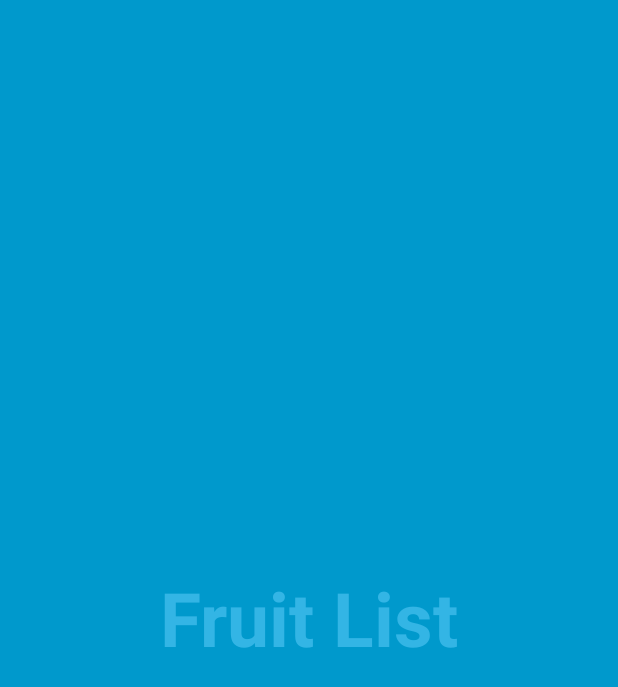
After one commit to Yahor10/contactslist, an Android app: the FullscreenActivity screen opened directly, with no data from a screen before it, on a phone screen of 412 x 824 dp. The commit adds this screen. Shown: the top 687 px of the screen. Run offline under Robolectric (Android 15) with nearby library versions, the phone set to English and light mode, and no system bars; 1 statement that could not run was skipped.

Commit message:
bug fixing

```diff
--- a/app/build.gradle
+++ b/app/build.gradle
@@ -22,10 +22,11 @@ android {
 dependencies {
     compile fileTree(dir: 'libs', include: ['*.jar'])
     testCompile 'junit:junit:4.12'
+
     compile 'com.android.support:appcompat-v7:23.4.0'
     compile 'com.android.support:recyclerview-v7:23.4.0'
-    compile 'com.android.support:design:23.2.0'
+    compile 'com.android.support:design:23.4.0'
     compile 'com.cocosw:bottomsheet:1.+@aar'
     compile 'com.github.viethoa:fastscroller:1.2.0'
-
+    compile 'com.android.support:support-v4:23.4.0'
 }
--- a/app/src/main/java/adapters/BaseContactAdapter.java
+++ b/app/src/main/java/adapters/BaseContactAdapter.java
@@ -96,7 +96,6 @@ public abstract class BaseContactAdapter<T extends BaseEntity> extends RecyclerV
                                             data.remove(position - 1);
                                             notifyPos = position - 1;
                                         }
-                                        // TODO notify index alphabet library
                                         data.remove(contact);
 
                                         notifyItemRemoved(notifyPos);
--- /dev/null
+++ b/app/src/main/java/by/contacts/app/FullscreenActivity.java
@@ -0,0 +1,191 @@
+package by.contacts.app;
+
+import android.annotation.SuppressLint;
+import android.content.Intent;
+import android.os.Bundle;
+import android.os.Handler;
+import android.support.v7.app.ActionBar;
+import android.support.v7.app.AppCompatActivity;
+import android.view.MotionEvent;
+import android.view.View;
+
+/**
+ * An example full-screen activity that shows and hides the system UI (i.e.
+ * status bar and navigation/system bar) with user interaction.
+ */
+public class FullscreenActivity extends AppCompatActivity {
+    /**
+     * Whether or not the system UI should be auto-hidden after
+     * {@link #AUTO_HIDE_DELAY_MILLIS} milliseconds.
+     */
+    private static final boolean AUTO_HIDE = true;
+
+    /**
+     * If {@link #AUTO_HIDE} is set, the number of milliseconds to wait after
+     * user interaction before hiding the system UI.
+     */
+    private static final int AUTO_HIDE_DELAY_MILLIS = 3000;
+
+    /**
+     * Some older devices needs a small delay between UI widget updates
+     * and a change of the status and navigation bar.
+     */
+    private static final int UI_ANIMATION_DELAY = 300;
+    private final Handler mHideHandler = new Handler();
+    private View mContentView;
+    private final Runnable mHidePart2Runnable = new Runnable() {
+        @SuppressLint("InlinedApi")
+        @Override
+        public void run() {
+            // Delayed removal of status and navigation bar
+
+            // Note that some of these constants are new as of API 16 (Jelly Bean)
+            // and API 19 (KitKat). It is safe to use them, as they are inlined
+            // at compile-time and do nothing on earlier devices.
+            mContentView.setSystemUiVisibility(View.SYSTEM_UI_FLAG_LOW_PROFILE
+                    | View.SYSTEM_UI_FLAG_FULLSCREEN
+                    | View.SYSTEM_UI_FLAG_LAYOUT_STABLE
+                    | View.SYSTEM_UI_FLAG_IMMERSIVE_STICKY
+                    | View.SYSTEM_UI_FLAG_LAYOUT_HIDE_NAVIGATION
+                    | View.SYSTEM_UI_FLAG_HIDE_NAVIGATION);
+        }
+    };
+    private View mControlsView;
+    private final Runnable mShowPart2Runnable = new Runnable() {
+        @Override
+        public void run() {
+            // Delayed display of UI elements
+            ActionBar actionBar = getSupportActionBar();
+            if (actionBar != null) {
+                actionBar.show();
+            }
+            mControlsView.setVisibility(View.VISIBLE);
+        }
+    };
+    private boolean mVisible;
+    private final Runnable mHideRunnable = new Runnable() {
+        @Override
+        public void run() {
+            hide();
+        }
+    };
+    /**
+     * Touch listener to use for in-layout UI controls to delay hiding the
+     * system UI. This is to prevent the jarring behavior of controls going away
+     * while interacting with activity UI.
+     */
+    private final View.OnTouchListener mDelayHideTouchListener = new View.OnTouchListener() {
+        @Override
+        public boolean onTouch(View view, MotionEvent motionEvent) {
+            if (AUTO_HIDE) {
+                delayedHide(AUTO_HIDE_DELAY_MILLIS);
+            }
+            return false;
+        }
+    };
+    private final int SPLASH_DISPLAY_LENGTH = 1000;
+
+    @Override
+    protected void onCreate(Bundle savedInstanceState) {
+        super.onCreate(savedInstanceState);
+
+        setContentView(R.layout.activity_fullscreen);
+
+        mVisible = true;
+        mControlsView = findViewById(R.id.fullscreen_content_controls);
+        mContentView = findViewById(R.id.fullscreen_content);
+
+
+        // Set up the user interaction to manually show or hide the system UI.
+        mContentView.setOnClickListener(new View.OnClickListener() {
+            @Override
+            public void onClick(View view) {
+                toggle();
+            }
+        });
+
+        // Upon interacting with UI controls, delay any scheduled hide()
+        // operations to prevent the jarring behavior of controls going away
+        // while interacting with the UI.
+
+
+
+    }
+
+    @Override
+    protected void onPostCreate(Bundle savedInstanceState) {
+        super.onPostCreate(savedInstanceState);
+
+        // Trigger the initial hide() shortly after the activity has been
+        // created, to briefly hint to the user that UI controls
+        // are available.
+        delayedHide(100);
+    }
+
+    private void toggle() {
+        if (mVisible) {
+            hide();
+        } else {
+            show();
+        }
+    }
+
+    private void hide() {
+        // Hide UI first
+        ActionBar actionBar = getSupportActionBar();
+        if (actionBar != null) {
+            actionBar.hide();
+        }
+        mControlsView.setVisibility(View.GONE);
+        mVisible = false;
+
+        // Schedule a runnable to remove the status and navigation bar after a delay
+        mHideHandler.removeCallbacks(mShowPart2Runnable);
+        mHideHandler.postDelayed(mHidePart2Runnable, UI_ANIMATION_DELAY);
+    }
+
+    @SuppressLint("InlinedApi")
+    private void show() {
+        // Show the system bar
+        mContentView.setSystemUiVisibility(View.SYSTEM_UI_FLAG_LAYOUT_FULLSCREEN
+                | View.SYSTEM_UI_FLAG_LAYOUT_HIDE_NAVIGATION);
+        mVisible = true;
+
+        // Schedule a runnable to display UI elements after a delay
+        mHideHandler.removeCallbacks(mHidePart2Runnable);
+        mHideHandler.postDelayed(mShowPart2Runnable, UI_ANIMATION_DELAY);
+    }
+
+    /**
+     * Schedules a call to hide() in [delay] milliseconds, canceling any
+     * previously scheduled calls.
+     */
+    private void delayedHide(int delayMillis) {
+        mHideHandler.removeCallbacks(mHideRunnable);
+        mHideHandler.postDelayed(mHideRunnable, delayMillis);
+    }
+
+    @Override
+    protected void onResume() {
+        super.onResume();
+
+
+        splash.postDelayed(new Runnable(){
+            @Override
+            public void run() {
+                /* Create an Intent that will start the Menu-Activity. */
+                Intent mainIntent = new Intent(FullscreenActivity.this,MainActivity.class);
+                FullscreenActivity.this.startActivity(mainIntent);
+                FullscreenActivity.this.finish();
+            }
+        }, SPLASH_DISPLAY_LENGTH);
+    }
+    Handler splash = new Handler();
+    @Override
+    protected void onStop() {
+        super.onStop();
+        if(splash != null)
+        splash.removeCallbacksAndMessages(null);
+
+    }
+}
--- /dev/null
+++ b/app/src/main/res/layout/activity_fullscreen.xml
@@ -0,0 +1,44 @@
+<FrameLayout xmlns:android="http://schemas.android.com/apk/res/android"
+    xmlns:tools="http://schemas.android.com/tools"
+    android:layout_width="match_parent"
+    android:layout_height="match_parent"
+    android:background="#0099cc"
+    tools:context="by.contacts.app.FullscreenActivity">
+
+    <!-- The primary full-screen view. This can be replaced with whatever view
+         is needed to present your content, e.g. VideoView, SurfaceView,
+         TextureView, etc. -->
+    <TextView
+        android:id="@+id/fullscreen_content"
+        android:layout_width="match_parent"
+        android:layout_height="match_parent"
+        android:gravity="center"
+        android:keepScreenOn="true"
+        android:text="@string/fruit_content"
+        android:textColor="#33b5e5"
+        android:textSize="50sp"
+        android:textStyle="bold" />
+
+    <!-- This FrameLayout insets its children based on system windows using
+         android:fitsSystemWindows. -->
+    <FrameLayout
+        android:layout_width="match_parent"
+        android:layout_height="match_parent"
+        android:fitsSystemWindows="true">
+
+        <LinearLayout
+            android:id="@+id/fullscreen_content_controls"
+            style="?metaButtonBarStyle"
+            android:layout_width="match_parent"
+            android:layout_height="wrap_content"
+            android:layout_gravity="bottom|center_horizontal"
+            android:background="@color/black_overlay"
+            android:orientation="horizontal"
+            tools:ignore="UselessParent">
+
+
+
+        </LinearLayout>
+    </FrameLayout>
+
+</FrameLayout>
--- a/app/src/main/res/values/colors.xml
+++ b/app/src/main/res/values/colors.xml
@@ -3,4 +3,6 @@
     <color name="colorPrimary">#3F51B5</color>
     <color name="colorPrimaryDark">#303F9F</color>
     <color name="colorAccent">#FF4081</color>
+
+    <color name="black_overlay">#66000000</color>
 </resources>
--- a/app/src/main/res/values/strings.xml
+++ b/app/src/main/res/values/strings.xml
@@ -53,4 +53,7 @@
         <item>Woodapple</item>
     </string-array>
 
+    <string name="title_activity_fullscreen">FullscreenActivity</string>
+    <string name="fruit_content">Fruit List</string>
+
 </resources>
--- a/app/src/main/res/values/styles.xml
+++ b/app/src/main/res/values/styles.xml
@@ -8,4 +8,16 @@
         <item name="colorAccent">@color/colorAccent</item>
     </style>
 
+    <style name="FullscreenTheme" parent="AppTheme">
+        <item name="android:actionBarStyle">@style/FullscreenActionBarStyle</item>
+        <item name="android:windowActionBarOverlay">true</item>
+        <item name="android:windowBackground">@null</item>
+        <item name="metaButtonBarStyle">?android:attr/buttonBarStyle</item>
+        <item name="metaButtonBarButtonStyle">?android:attr/buttonBarButtonStyle</item>
+    </style>
+
+    <style name="FullscreenActionBarStyle" parent="Widget.AppCompat.ActionBar">
+        <item name="android:background">@color/black_overlay</item>
+    </style>
+
 </resources>
```
Also changed, not shown: app/src/main/AndroidManifest.xml (+9 -0 lines), app/src/main/java/by/contacts/app/ContactApplication.java (added, +21 -0 lines), app/src/main/java/by/contacts/app/MainActivity.java (+41 -26 lines), app/src/main/java/loaders/ContactsLoader.java (+8 -6 lines), app/src/main/res/values/attrs.xml (added, +12 -0 lines).
